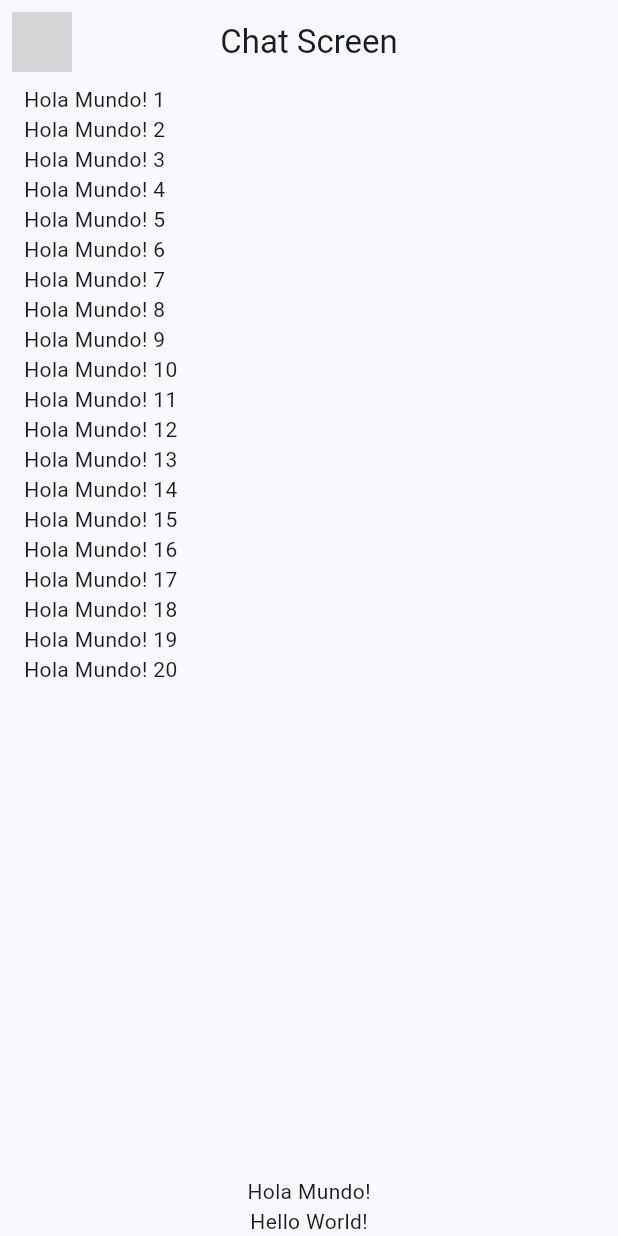
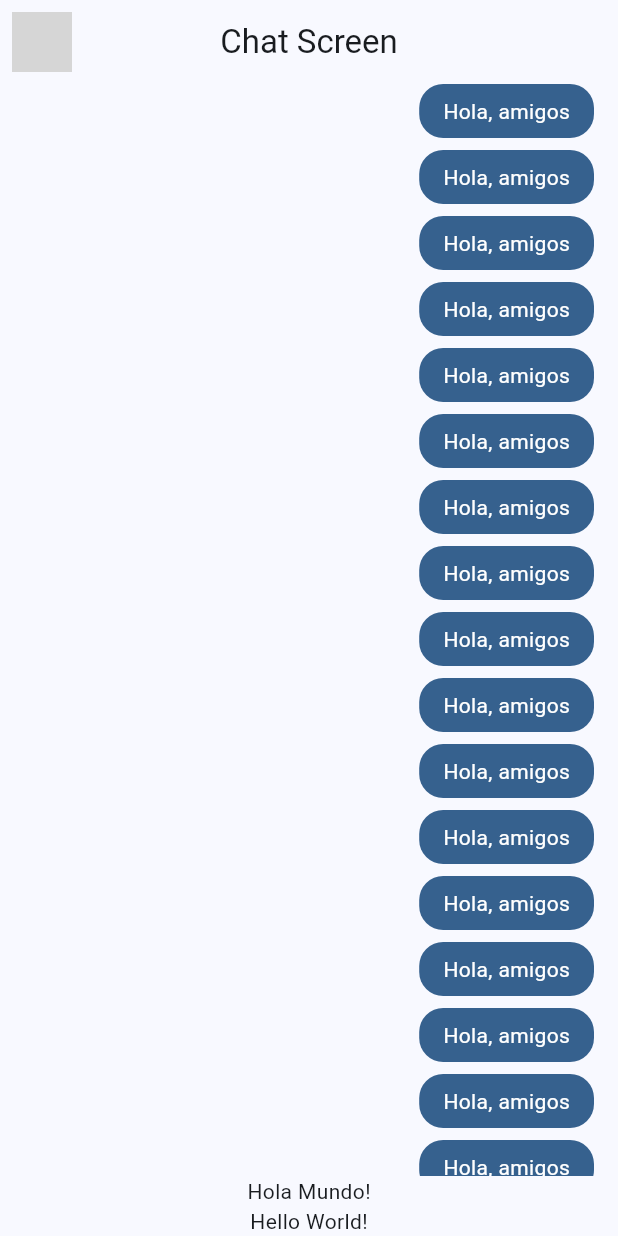
Before and after one commit to carlosmdez/fake_bot_chat_app, a Flutter app: the screen it shows after launch, on a phone screen of 412 x 824 dp. Run offline on Flutter 3.47's test engine with Material 3 defaults, Android fonts, the phone set to English and light mode, and no system bars; network calls fail; grey boxes are pictures that could not be loaded.

Commit message:
Update import path for ChatScreen

```diff
--- a/lib/main.dart
+++ b/lib/main.dart
@@ -1,6 +1,6 @@
 import 'package:flutter/material.dart';
 import 'package:yes_no_app/config/theme/app_theme.dart';
-import 'package:yes_no_app/screens/chat_screen.dart';
+import 'package:yes_no_app/screens/chat/chat_screen.dart';
 
 void main() => runApp(const MyApp());
 
--- a/lib/screens/chat_screen.dart
+++ b/lib/screens/chat/chat_screen.dart
@@ -1,4 +1,5 @@
 import 'package:flutter/material.dart';
+import 'package:yes_no_app/widgets/chat/message_bubble.dart';
 
 class ChatScreen extends StatelessWidget {
   const ChatScreen({super.key});
@@ -34,7 +35,7 @@ class _ChatView extends StatelessWidget {
                 child: ListView.builder(
               itemCount: 20,
               itemBuilder: (context, index) {
-                return Text('Hola Mundo! ${index + 1}');
+                return const MessageBubble();
               },
             )),
             Text('Hola Mundo!'),
--- /dev/null
+++ b/lib/widgets/chat/message_bubble.dart
@@ -0,0 +1,30 @@
+import 'package:flutter/material.dart';
+
+class MessageBubble extends StatelessWidget {
+  const MessageBubble({super.key});
+
+  @override
+  Widget build(BuildContext context) {
+    final colors = Theme.of(context).colorScheme;
+
+    return Column(
+      crossAxisAlignment: CrossAxisAlignment.end,
+      children: [
+        Container(
+          decoration: BoxDecoration(
+            color: colors.primary,
+            borderRadius: BorderRadius.circular(16),
+          ),
+          child: const Padding(
+            padding: EdgeInsets.symmetric(horizontal: 16, vertical: 8),
+            child: Text(
+              'Hola, amigos',
+              style: TextStyle(color: Colors.white),
+            ),
+          ),
+        ),
+        const SizedBox(height: 8),
+      ],
+    );
+  }
+}
```
